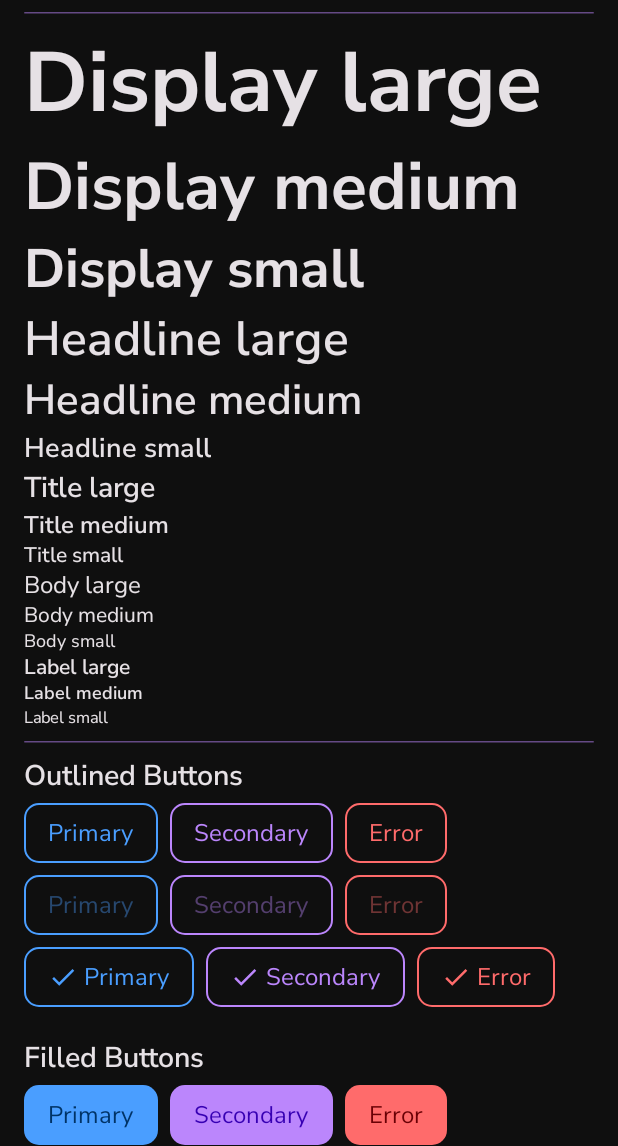
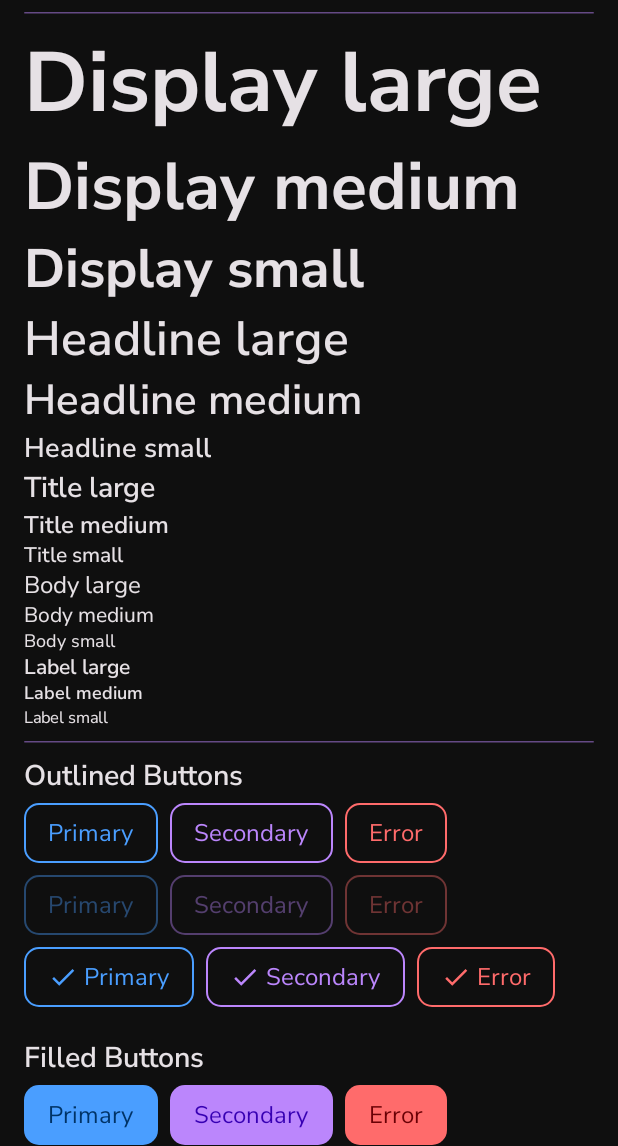
Before and after one commit to Dracula-101/sync-android, an Android app built with Jetpack Compose: the screen it shows after launch (UiActivity), on a phone screen of 412 x 824 dp, the part 90-1236 px from its top. Run offline under Robolectric (Android 15) with nearby library versions, the phone set to English and light mode, and no system bars; our stand-ins replace Material 3 Expressive styles (plain Material 3 is drawn); 1 statement that could not run was skipped.

Commit message:
Enhance color handling and theming for buttons and indicators, adding support for dynamic themes and improving disabled state visuals
Signed-off-by: Pratik Pujari <pratikpujari1000@gmail.com>

```diff
--- a/ui/components/src/main/java/com/application/sync/ui/components/button/ButtonToken.kt
+++ b/ui/components/src/main/java/com/application/sync/ui/components/button/ButtonToken.kt
@@ -59,11 +59,12 @@ internal fun SyncColorScheme.outlinedButtonColors(
 @Composable
 internal fun SyncColorScheme.outlinedButtonBorderColor(
     variant: ButtonVariant = ButtonVariant.Primary,
+    enabled: Boolean = true,
 ): Color {
     return when (variant) {
-        ButtonVariant.Primary -> primary.color
-        ButtonVariant.Secondary -> secondary.color
-        ButtonVariant.Error -> error.color
+        ButtonVariant.Primary -> if (enabled) primary.color else primary.alpha400
+        ButtonVariant.Secondary -> if (enabled) secondary.color else secondary.alpha400
+        ButtonVariant.Error -> if (enabled) error.color else error.alpha400
     }
 }
 
--- a/ui/components/src/main/java/com/application/sync/ui/components/button/SyncLoadingButton.kt
+++ b/ui/components/src/main/java/com/application/sync/ui/components/button/SyncLoadingButton.kt
@@ -26,11 +26,11 @@ fun SyncLoadingButton(
         content = {
             if (isLoading) {
                 CircularProgressIndicator(
-                    modifier = Modifier.size(SyncTheme.spacing.radius.medium),
+                    modifier = Modifier.size(SyncTheme.dimen.icon.small),
                     strokeWidth = 2.dp,
-                    color = buttonTheme.disabledContainerColor,
+                    color = buttonTheme.disabledContentColor,
                 )
-                Spacer(Modifier.size(SyncTheme.spacing.gap.extraSmall))
+                Spacer(Modifier.size(SyncTheme.spacing.gap.small))
             }
             content()
         },
--- a/ui/components/src/main/java/com/application/sync/ui/components/button/SyncOutlinedButton.kt
+++ b/ui/components/src/main/java/com/application/sync/ui/components/button/SyncOutlinedButton.kt
@@ -31,7 +31,7 @@ fun SyncOutlinedButton(
         shape = SyncTheme.shapes.button,
         border = BorderStroke(
             width = SyncTheme.dimen.border.small,
-            color = SyncTheme.colorScheme.outlinedButtonBorderColor(variant)
+            color = SyncTheme.colorScheme.outlinedButtonBorderColor(variant, enabled = enabled)
         ),
         contentPadding = PaddingValues(
             horizontal = SyncTheme.spacing.padding.medium,
--- a/ui/components/src/main/java/com/application/sync/ui/components/dialog/DialogColors.kt
+++ b/ui/components/src/main/java/com/application/sync/ui/components/dialog/DialogColors.kt
@@ -34,7 +34,5 @@ internal fun SyncColorScheme.dialogColors(): DialogColors {
  */
 @Composable
 internal fun SyncColorScheme.dialogCardColors(): CardColors {
-    return CardDefaults.cardColors(
-        containerColor = surface.container
-    )
+    return CardDefaults.cardColors()
 }
--- a/ui/components/src/main/java/com/application/sync/ui/components/dropdown/DropDownToken.kt
+++ b/ui/components/src/main/java/com/application/sync/ui/components/dropdown/DropDownToken.kt
@@ -25,7 +25,5 @@ internal fun SyncColorScheme.dropdownColors(): DropdownColors {
 
 @Composable
 internal fun SyncColorScheme.dropdownCardColors(): CardColors {
-    return CardDefaults.cardColors(
-        containerColor = surface.container            // Consistent with dropdown background
-    )
+    return CardDefaults.cardColors()
 }
--- a/ui/components/src/main/java/com/application/sync/ui/components/progress/SyncCircularIndicator.kt
+++ b/ui/components/src/main/java/com/application/sync/ui/components/progress/SyncCircularIndicator.kt
@@ -45,10 +45,10 @@ fun SyncCircularProgressIndicator(
         ),
         label = "rotation"
     )
-    val strokeWidth = SyncTheme.dimen.divider.medium
+    val strokeWidth = SyncTheme.dimen.divider.large
 
     Canvas(
-        modifier = modifier.size(SyncTheme.dimen.height.small)
+        modifier = modifier.size(SyncTheme.dimen.icon.medium)
     ) {
         drawCircularProgressIndicator(
             color = color,
@@ -73,8 +73,8 @@ fun SyncCircularProgressIndicator(
     progress: () -> Float,
     modifier: Modifier = Modifier,
     color: Color = SyncTheme.colorScheme.primary.color,
-    strokeWidth: Dp = SyncTheme.dimen.divider.medium,
-    size: Dp = SyncTheme.dimen.height.extraSmall,
+    strokeWidth: Dp = SyncTheme.dimen.divider.large,
+    size: Dp = SyncTheme.dimen.icon.medium,
 ) {
     val animatedProgress by animateFloatAsState(
         targetValue = progress().coerceIn(0f, 1f),
--- a/ui/components/src/main/java/com/application/sync/ui/components/progress/SyncLinearProgressIndicator.kt
+++ b/ui/components/src/main/java/com/application/sync/ui/components/progress/SyncLinearProgressIndicator.kt
@@ -18,7 +18,6 @@ import androidx.compose.ui.draw.clip
 import androidx.compose.ui.graphics.Color
 import androidx.compose.ui.graphics.drawscope.DrawScope
 import androidx.compose.ui.unit.Dp
-import androidx.compose.ui.unit.dp
 import com.application.sync.ui.design.theme.SyncTheme
 
 /**
@@ -32,6 +31,7 @@ import com.application.sync.ui.design.theme.SyncTheme
 fun SyncLinearProgressIndicator(
     modifier: Modifier = Modifier,
     color: Color = SyncTheme.colorScheme.primary.color,
+    strokeWidth: Dp = SyncTheme.dimen.divider.large,
 ) {
     val infiniteTransition = rememberInfiniteTransition(label = "progress_animation")
 
@@ -51,7 +51,7 @@ fun SyncLinearProgressIndicator(
     Canvas(
         modifier = modifier
             .fillMaxWidth()
-            .height(SyncTheme.dimen.height.small)
+            .height(strokeWidth)
             .clip(SyncTheme.shapes.progressIndicator)
     ) {
         drawLinearProgressIndicator(
@@ -75,7 +75,7 @@ fun SyncLinearProgressIndicator(
     progress: () -> Float,
     modifier: Modifier = Modifier,
     color: Color = SyncTheme.colorScheme.primary.color,
-    strokeWidth: Dp = 4.dp,
+    strokeWidth: Dp = SyncTheme.dimen.divider.large,
 ) {
     val animatedProgress by animateFloatAsState(
         targetValue = progress().coerceIn(0f, 1f),
--- a/ui/components/src/main/java/com/application/sync/ui/components/switch/SwitchToken.kt
+++ b/ui/components/src/main/java/com/application/sync/ui/components/switch/SwitchToken.kt
@@ -10,7 +10,9 @@ data class SwitchColors(
     val thumb: Color,
     val thumbPressed: Color,
     val disabledTrack: Color,
-    val disabledThumb: Color
+    val disabledThumb: Color,
+    val disabledCheckedTrack: Color,
+    val disabledCheckedThumb: Color
 )
 
 @Composable
@@ -21,6 +23,8 @@ internal fun SyncColorScheme.switchColors(): SwitchColors {
         thumb = surface.high,
         thumbPressed = primary.onColor,
         disabledTrack = surface.lowest,
-        disabledThumb = outline.variant
+        disabledThumb = outline.variant,
+        disabledCheckedTrack = primary.onColor.copy(alpha = 0.2f),
+        disabledCheckedThumb = primary.alpha200,
     )
 }
--- a/ui/components/src/main/java/com/application/sync/ui/components/switch/SyncSwitch.kt
+++ b/ui/components/src/main/java/com/application/sync/ui/components/switch/SyncSwitch.kt
@@ -55,13 +55,13 @@ fun SyncSwitch(
     )
 
     val trackColor = when {
-        !enabled -> if (isChecked) colors.disabledTrack else colors.disabledThumb
+        !enabled -> if (isChecked) colors.disabledCheckedTrack else colors.disabledThumb
         isChecked -> colors.trackPressed
         else -> colors.track
     }
 
     val thumbColor = when {
-        !enabled -> if (isChecked) colors.disabledThumb else colors.disabledTrack
+        !enabled -> if (isChecked) colors.disabledCheckedThumb else colors.disabledTrack
         isChecked -> colors.thumbPressed
         else -> colors.thumb
     }
--- a/ui/design/src/main/java/com/application/sync/ui/design/theme/SyncTheme.kt
+++ b/ui/design/src/main/java/com/application/sync/ui/design/theme/SyncTheme.kt
@@ -1,8 +1,11 @@
 package com.application.sync.ui.design.theme
 
 import android.app.Activity
+import android.os.Build
 import androidx.compose.foundation.isSystemInDarkTheme
 import androidx.compose.material3.MaterialTheme
+import androidx.compose.material3.dynamicDarkColorScheme
+import androidx.compose.material3.dynamicLightColorScheme
 import androidx.compose.runtime.Composable
 import androidx.compose.runtime.CompositionLocalProvider
 import androidx.compose.runtime.ProvidableCompositionLocal
@@ -11,11 +14,13 @@ import androidx.compose.runtime.SideEffect
 import androidx.compose.runtime.compositionLocalOf
 import androidx.compose.ui.graphics.Color
 import androidx.compose.ui.graphics.toArgb
+import androidx.compose.ui.platform.LocalContext
 import androidx.compose.ui.platform.LocalView
 import androidx.core.view.WindowCompat
 import com.application.sync.ui.design.colors.DarkColorScheme
 import com.application.sync.ui.design.colors.LightColorScheme
 import com.application.sync.ui.design.colors.SyncColorScheme
+import com.application.sync.ui.design.colors.dynamicTheme
 import com.application.sync.ui.design.colors.toMaterialColorScheme
 import com.application.sync.ui.design.dimension.SyncDimensions
 import com.application.sync.ui.design.dimension.syncDimensions
@@ -72,9 +77,18 @@ object SyncTheme {
 @Composable
 fun SyncTheme(
     isDarkTheme: Boolean = isSystemInDarkTheme(),
+    dynamic: Boolean = false,
     content: @Composable () -> Unit
 ) {
+    val context = LocalContext.current
     val syncColorScheme = when {
+        Build.VERSION.SDK_INT >= Build.VERSION_CODES.S && dynamic -> {
+            dynamicTheme(
+                if (isDarkTheme) dynamicDarkColorScheme(context) else dynamicLightColorScheme(
+                    context
+                )
+            )
+        }
         isDarkTheme -> DarkColorScheme
         else -> LightColorScheme
     }
```
Also changed, not shown: ui/design/src/main/java/com/application/sync/ui/design/colors/AppColorScheme.kt (+58 -0 lines).
